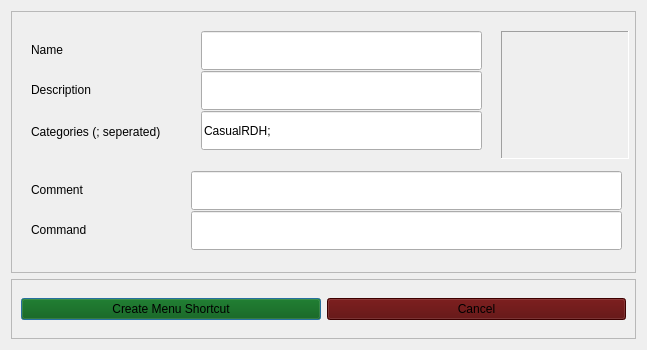
casualsnek/cassowary, file app-linux/src/cassowary/gui/qtui_files/desktopcreate.ui: the form before one commit.
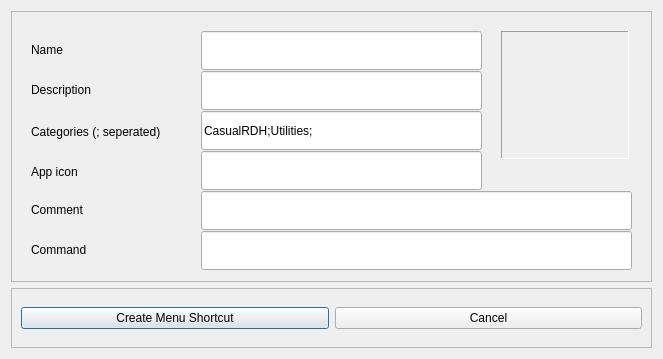
The form after the commit.

Commit message:
Use default icon for exe(s) whose icon cannot be fetched
Use default icon for exe(s) whose icon cannot be fetched . Also added a field to manually specify icon name or path

What changed in the file:
```diff
--- a/app-linux/src/cassowary/gui/qtui_files/desktopcreate.ui
+++ b/app-linux/src/cassowary/gui/qtui_files/desktopcreate.ui
@@ -6,8 +6,8 @@
    <rect>
     <x>0</x>
     <y>0</y>
-    <width>647</width>
-    <height>350</height>
+    <width>663</width>
+    <height>359</height>
    </rect>
   </property>
   <property name="windowTitle">
@@ -94,7 +94,7 @@
        </rect>
       </property>
       <property name="text">
-       <string>CasualRDH;</string>
+       <string>CasualRDH;Utilities;</string>
       </property>
      </widget>
      <widget class="QLabel" name="lb_appicon">
@@ -140,8 +140,8 @@
      <widget class="QLineEdit" name="inp_comment">
       <property name="geometry">
        <rect>
-        <x>180</x>
-        <y>160</y>
+        <x>190</x>
+        <y>180</y>
         <width>431</width>
         <height>39</height>
        </rect>
@@ -151,7 +151,7 @@
       <property name="geometry">
        <rect>
         <x>20</x>
-        <y>170</y>
+        <y>190</y>
         <width>141</width>
         <height>17</height>
        </rect>
@@ -164,7 +164,7 @@
       <property name="geometry">
        <rect>
         <x>20</x>
-        <y>210</y>
+        <y>230</y>
         <width>141</width>
         <height>17</height>
        </rect>
@@ -176,13 +176,42 @@
      <widget class="QLineEdit" name="inp_command">
       <property name="geometry">
        <rect>
-        <x>180</x>
-        <y>200</y>
+        <x>190</x>
+        <y>220</y>
         <width>431</width>
         <height>39</height>
        </rect>
       </property>
      </widget>
+     <widget class="QLabel" name="lb_categories_2">
+      <property name="geometry">
+       <rect>
+        <x>20</x>
+        <y>150</y>
+        <width>161</width>
+        <height>21</height>
+       </rect>
+      </property>
+      <property name="text">
+       <string>App icon</string>
+      </property>
+      <property name="wordWrap">
+       <bool>true</bool>
+      </property>
+     </widget>
+     <widget class="QLineEdit" name="inp_icon">
+      <property name="geometry">
+       <rect>
+        <x>190</x>
+        <y>140</y>
+        <width>281</width>
+        <height>39</height>
+       </rect>
+      </property>
+      <property name="text">
+       <string/>
+      </property>
+     </widget>
     </widget>
    </item>
    <item>
@@ -203,7 +232,7 @@
       <item>
        <widget class="QPushButton" name="btn_save">
         <property name="styleSheet">
-         <string notr="true">background-color: rgb(0, 85, 0);</string>
+         <string notr="true"/>
         </property>
         <property name="text">
          <string>Create Menu Shortcut</string>
@@ -213,7 +242,7 @@
       <item>
        <widget class="QPushButton" name="btn_dismiss">
         <property name="styleSheet">
-         <string notr="true">background-color: rgb(85, 0, 0);</string>
+         <string notr="true"/>
         </property>
         <property name="text">
          <string>Cancel</string>
```
Left out of the diff: 2 changed lines with no effect on the pictures. The commit also changes 5 other files.
